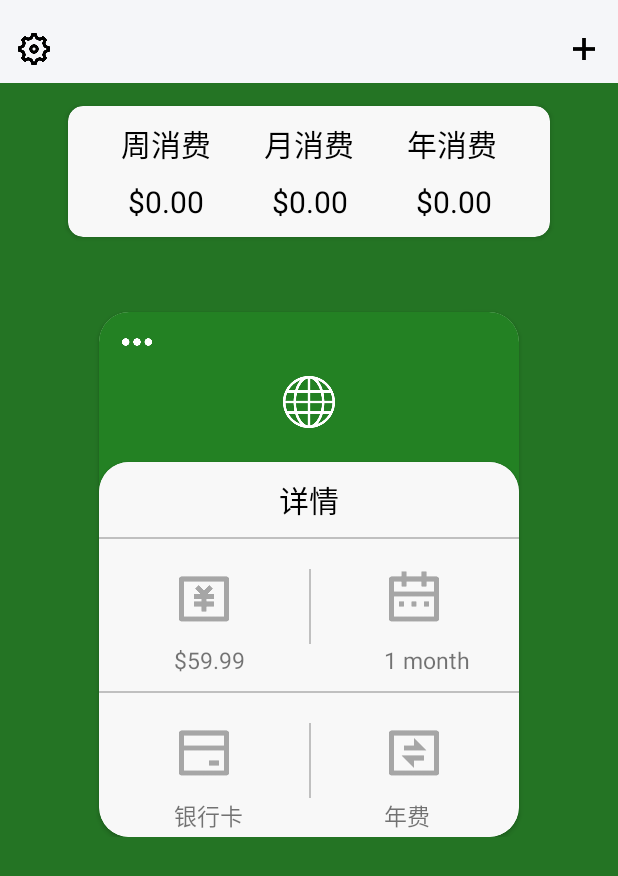
After one commit to chiperman/OneMemory, an Android app: the layout view_card.xml on its own in the app's theme, with its tools: preview values and no code run, on a phone screen of 412 x 824 dp. The commit adds this screen. Shown: the top 876 px of the screen. Run offline under Robolectric (Android 15) with nearby library versions, the phone set to English and light mode, and no system bars.

Commit message:
增加view_card布局

```diff
--- a/app/src/main/res/layout/add_subscribe.xml
+++ b/app/src/main/res/layout/add_subscribe.xml
@@ -16,11 +16,11 @@
         <ImageView
                 android:layout_width="25dp"
                 android:layout_height="25dp"
+                android:layout_marginLeft="10dp"
                 android:layout_marginTop="20dp"
                 android:layout_marginBottom="10dp"
-                android:layout_weight="1"
-                android:src="@drawable/back_s_arrow"
-                android:onClick="change_layout">
+                android:onClick="toMain"
+                android:src="@drawable/back_s_arrow">
 
         </ImageView>
 
@@ -40,9 +40,10 @@
                 android:layout_width="25dp"
                 android:layout_height="25dp"
                 android:layout_marginTop="20dp"
+                android:layout_marginRight="10dp"
                 android:layout_marginBottom="10dp"
-                android:layout_weight="1"
-                android:src="@drawable/add_plus">
+                android:onClick="toMain"
+                android:src="@drawable/add_black">
 
         </ImageView>
     </LinearLayout>
--- a/app/src/main/res/layout/settings.xml
+++ b/app/src/main/res/layout/settings.xml
@@ -4,16 +4,19 @@
         xmlns:tools="http://schemas.android.com/tools"
         android:layout_width="match_parent"
         android:layout_height="match_parent"
+        android:background="@color/backgroundWhite"
+        android:fitsSystemWindows="true"
         android:orientation="vertical"
-        android:background="@color/backgroundWhite"
         tools:context=".settings">
 
     <ImageView
-            android:layout_width="20dp"
-            android:layout_height="20dp"
-            android:layout_margin="20dp"
+            android:layout_width="25dp"
+            android:layout_height="25dp"
             android:layout_marginLeft="10dp"
-            android:src="@drawable/back_arrow">
+            android:layout_marginTop="20dp"
+            android:layout_marginBottom="10dp"
+            android:src="@drawable/back_s_arrow"
+            android:onClick="toMain">
 
     </ImageView>
 
@@ -32,45 +35,45 @@
             android:id="@+id/feedback"
             android:layout_width="match_parent"
             android:layout_height="wrap_content"
+            android:onClick="feedback"
             app:icon_reference="@drawable/feedback"
-            android:onClick="feedback"
             app:title_text="意见反馈" />
 
     <com.example.onememory.userUI
             android:layout_width="match_parent"
             android:layout_height="wrap_content"
+            android:onClick="encouragement"
             app:icon_reference="@drawable/star"
-            android:onClick="encouragement"
             app:title_text="好评鼓励" />
 
     <com.example.onememory.userUI
             android:id="@+id/recommend"
             android:layout_width="match_parent"
             android:layout_height="wrap_content"
+            android:onClick="Recommend"
             app:icon_reference="@drawable/share"
-            android:onClick="Recommend"
             app:title_text="推荐给好友" />
 
     <com.example.onememory.userUI
             android:id="@+id/aboutAuthor"
             android:layout_width="match_parent"
             android:layout_height="wrap_content"
+            android:onClick="AboutAuthor"
             app:icon_reference="@drawable/about_us"
-            android:onClick="AboutAuthor"
             app:title_text="关于作者" />
 
     <com.example.onememory.userUI
             android:layout_width="match_parent"
             android:layout_height="wrap_content"
+            android:onClick="Agreement"
             app:icon_reference="@drawable/privacy"
-            android:onClick="Agreement"
             app:title_text="隐私协议" />
 
     <com.example.onememory.userUI
             android:layout_width="match_parent"
             android:layout_height="wrap_content"
+            android:onClick="update"
             app:icon_reference="@drawable/refresh"
-            android:onClick="update"
             app:title_text="检查新版本" />
 
 </LinearLayout>
--- /dev/null
+++ b/app/src/main/res/layout/view_card.xml
@@ -0,0 +1,320 @@
+<?xml version="1.0" encoding="utf-8"?>
+<ScrollView xmlns:android="http://schemas.android.com/apk/res/android"
+        android:layout_width="match_parent"
+        android:layout_height="match_parent"
+        android:fillViewport="true">
+
+    <LinearLayout xmlns:android="http://schemas.android.com/apk/res/android"
+            xmlns:app="http://schemas.android.com/apk/res-auto"
+            xmlns:tools="http://schemas.android.com/tools"
+            android:layout_width="match_parent"
+            android:layout_height="match_parent"
+            android:background="#247424"
+            android:fitsSystemWindows="true"
+            android:orientation="vertical"
+            tools:context=".MainActivity">
+
+
+        <RelativeLayout
+                android:layout_width="match_parent"
+                android:layout_height="wrap_content"
+                android:background="@color/backgroundWhite"
+                android:orientation="horizontal">
+
+            <ImageView
+                    android:layout_width="25dp"
+                    android:layout_height="25dp"
+                    android:layout_marginLeft="10dp"
+                    android:layout_marginTop="20dp"
+                    android:layout_marginBottom="10dp"
+                    android:src="@drawable/settings3"
+                    android:onClick="toSettings" />
+
+            <ImageView
+                    android:layout_width="25dp"
+                    android:layout_height="25dp"
+                    android:layout_alignParentRight="true"
+                    android:layout_marginTop="20dp"
+                    android:layout_marginRight="10dp"
+                    android:layout_marginBottom="10dp"
+                    android:background="@drawable/add_black"
+                    android:onClick="toAdd" />
+        </RelativeLayout>
+
+        <LinearLayout
+                android:layout_width="match_parent"
+                android:layout_height="wrap_content"
+                android:orientation="vertical">
+
+            <androidx.cardview.widget.CardView
+                    android:layout_width="wrap_content"
+                    android:layout_height="wrap_content"
+                    android:layout_gravity="center"
+                    android:layout_marginTop="15dp"
+                    app:cardBackgroundColor="#f8f8f8"
+                    app:cardCornerRadius="10dp">
+
+                <androidx.constraintlayout.widget.ConstraintLayout
+                        android:layout_width="match_parent"
+                        android:layout_height="match_parent">
+
+                    <TextView
+                            android:id="@+id/zhouxiaofei"
+                            android:layout_width="wrap_content"
+                            android:layout_height="wrap_content"
+                            android:layout_marginLeft="35dp"
+                            android:layout_marginTop="10dp"
+                            android:text="周消费"
+                            android:textColor="#000000"
+                            android:textSize="20sp"
+                            app:layout_constraintStart_toStartOf="parent"
+                            app:layout_constraintTop_toTopOf="parent" />
+
+                    <TextView
+                            android:id="@+id/yuexiaofei"
+                            android:layout_width="wrap_content"
+                            android:layout_height="wrap_content"
+                            android:layout_marginLeft="35dp"
+                            android:layout_marginTop="10dp"
+                            android:text="月消费"
+                            android:textColor="#000000"
+                            android:textSize="20sp"
+                            app:layout_constraintStart_toEndOf="@id/zhouxiaofei"
+                            app:layout_constraintTop_toTopOf="parent" />
+
+                    <TextView
+                            android:id="@+id/nianxiaofei"
+                            android:layout_width="wrap_content"
+                            android:layout_height="wrap_content"
+                            android:layout_marginLeft="35dp"
+                            android:layout_marginTop="10dp"
+                            android:layout_marginRight="35dp"
+                            android:text="年消费"
+                            android:textColor="#000000"
+                            android:textSize="20sp"
+                            app:layout_constraintEnd_toEndOf="parent"
+                            app:layout_constraintStart_toEndOf="@id/yuexiaofei"
+                            app:layout_constraintTop_toTopOf="parent" />
+
+                    <TextView
+                            android:id="@+id/week_price"
+                            android:layout_width="wrap_content"
+                            android:layout_height="wrap_content"
+                            android:layout_marginLeft="40dp"
+                            android:layout_marginTop="10dp"
+                            android:layout_marginBottom="10dp"
+                            android:text="$0.00"
+                            android:textColor="#000000"
+                            android:textSize="20sp"
+                            app:layout_constraintBottom_toBottomOf="parent"
+                            app:layout_constraintStart_toStartOf="parent"
+                            app:layout_constraintTop_toBottomOf="@id/zhouxiaofei" />
+
+                    <TextView
+                            android:id="@+id/month_price"
+                            android:layout_width="wrap_content"
+                            android:layout_height="wrap_content"
+                            android:layout_marginLeft="45dp"
+                            android:layout_marginTop="10dp"
+                            android:layout_marginBottom="10dp"
+                            android:text="$0.00"
+                            android:textColor="#000000"
+                            android:textSize="20sp"
+                            app:layout_constraintBottom_toBottomOf="parent"
+                            app:layout_constraintStart_toEndOf="@id/week_price"
+                            app:layout_constraintTop_toBottomOf="@id/zhouxiaofei" />
+
+                    <TextView
+                            android:id="@+id/year_price"
+                            android:layout_width="wrap_content"
+                            android:layout_height="wrap_content"
+                            android:layout_marginLeft="45dp"
+                            android:layout_marginTop="10dp"
+                            android:layout_marginBottom="10dp"
+                            android:text="$0.00"
+                            android:textColor="#000000"
+                            android:textSize="20sp"
+                            app:layout_constraintBottom_toBottomOf="parent"
+                            app:layout_constraintStart_toEndOf="@id/month_price"
+                            app:layout_constraintTop_toBottomOf="@id/zhouxiaofei" />
+                </androidx.constraintlayout.widget.ConstraintLayout>
+            </androidx.cardview.widget.CardView>
+
+            <androidx.cardview.widget.CardView
+                    android:layout_width="wrap_content"
+                    android:layout_height="wrap_content"
+                    android:layout_gravity="center"
+                    android:layout_marginTop="50dp"
+                    app:cardCornerRadius="20dp">
+
+                <LinearLayout
+                        android:layout_width="match_parent"
+                        android:layout_height="wrap_content"
+                        android:background="#238123"
+                        android:orientation="vertical">
+
+                    <androidx.constraintlayout.widget.ConstraintLayout
+                            android:layout_width="wrap_content"
+                            android:layout_height="100dp">
+
+                        <ImageButton
+                                android:layout_width="20dp"
+                                android:layout_height="20dp"
+                                android:layout_marginLeft="15dp"
+                                android:layout_marginTop="10dp"
+                                android:background="@drawable/ellipsis"
+                                android:scaleType="fitXY"
+                                app:layout_constraintStart_toStartOf="parent"
+                                app:layout_constraintTop_toTopOf="parent" />
+
+                        <ImageView
+                                android:layout_width="40dp"
+                                android:layout_height="40dp"
+                                android:layout_marginLeft="120dp"
+                                android:layout_marginBottom="20dp"
+                                android:src="@drawable/world"
+                                app:layout_constraintBottom_toBottomOf="parent"
+                                app:layout_constraintStart_toStartOf="parent" />
+                    </androidx.constraintlayout.widget.ConstraintLayout>
+
+                    <androidx.cardview.widget.CardView
+                            android:layout_width="280dp"
+                            android:layout_height="250dp"
+                            app:cardCornerRadius="20dp">
+
+                        <androidx.constraintlayout.widget.ConstraintLayout
+                                android:layout_width="match_parent"
+                                android:layout_height="match_parent"
+                                android:background="#f8f8f8">
+
+                            <TextView
+                                    android:id="@+id/xiangqing"
+                                    android:layout_width="wrap_content"
+                                    android:layout_height="wrap_content"
+                                    android:layout_marginLeft="120dp"
+                                    android:layout_marginTop="10dp"
+                                    android:text="详情"
+                                    android:textColor="#000000"
+                                    android:textSize="20sp"
+                                    app:layout_constraintStart_toStartOf="parent"
+                                    app:layout_constraintTop_toTopOf="parent" />
+
+                            <View
+                                    android:id="@+id/line0"
+                                    android:layout_width="match_parent"
+                                    android:layout_height="1dp"
+                                    android:layout_marginTop="10dp"
+                                    android:background="#C0C0C0"
+                                    app:layout_constraintTop_toBottomOf="@id/xiangqing" />
+
+                            <ImageView
+                                    android:id="@+id/money"
+                                    android:layout_width="40dp"
+                                    android:layout_height="40dp"
+                                    android:layout_marginLeft="50dp"
+                                    android:layout_marginTop="20dp"
+                                    android:src="@drawable/money_grey"
+                                    app:layout_constraintStart_toStartOf="parent"
+                                    app:layout_constraintTop_toBottomOf="@+id/line0" />
+
+                            <TextView
+                                    android:id="@+id/text_money"
+                                    android:layout_width="wrap_content"
+                                    android:layout_height="wrap_content"
+                                    android:layout_marginTop="10dp"
+                                    android:text="$59.99"
+                                    android:textSize="15sp"
+                                    app:layout_constraintStart_toStartOf="@+id/money"
+                                    app:layout_constraintTop_toBottomOf="@+id/money" />
+
+                            <View
+                                    android:id="@+id/line2"
+                                    android:layout_width="1dp"
+                                    android:layout_height="50dp"
+                                    android:layout_marginLeft="50dp"
+                                    android:layout_marginTop="20dp"
+                                    android:background="#C0C0C0"
+                                    app:layout_constraintStart_toEndOf="@+id/money"
+                                    app:layout_constraintTop_toBottomOf="@+id/line0" />
+
+                            <ImageView
+                                    android:id="@+id/calendar"
+                                    android:layout_width="40dp"
+                                    android:layout_height="40dp"
+                                    android:layout_marginTop="20dp"
+                                    android:layout_marginRight="50dp"
+                                    android:src="@drawable/calendar"
+                                    app:layout_constraintEnd_toEndOf="parent"
+                                    app:layout_constraintTop_toBottomOf="@+id/line0" />
+
+                            <TextView
+                                    android:layout_width="wrap_content"
+                                    android:layout_height="wrap_content"
+                                    android:layout_marginTop="10dp"
+                                    android:layout_marginRight="40dp"
+                                    android:text="1 month"
+                                    android:textSize="15sp"
+                                    app:layout_constraintStart_toStartOf="@+id/calendar"
+                                    app:layout_constraintTop_toBottomOf="@+id/calendar" />
+
+                            <View
+                                    android:id="@+id/line1"
+                                    android:layout_width="match_parent"
+                                    android:layout_height="1dp"
+                                    android:layout_marginTop="10dp"
+                                    android:background="#C0C0C0"
+                                    app:layout_constraintTop_toBottomOf="@+id/text_money" />
+
+                            <ImageView
+                                    android:id="@+id/bankcard"
+                                    android:layout_width="40dp"
+                                    android:layout_height="40dp"
+                                    android:layout_marginTop="20dp"
+                                    android:src="@drawable/bank_card"
+                                    app:layout_constraintStart_toStartOf="@+id/money"
+                                    app:layout_constraintTop_toBottomOf="@+id/line1" />
+
+                            <TextView
+                                    android:layout_width="wrap_content"
+                                    android:layout_height="wrap_content"
+                                    android:layout_marginTop="10dp"
+                                    android:text="银行卡"
+                                    android:textSize="15sp"
+                                    app:layout_constraintStart_toStartOf="@+id/bankcard"
+                                    app:layout_constraintTop_toBottomOf="@+id/bankcard" />
+
+                            <View
+                                    android:id="@+id/line3"
+                                    android:layout_width="1dp"
+                                    android:layout_height="50dp"
+                                    android:layout_marginTop="20dp"
+                                    android:background="#C0C0C0"
+                                    app:layout_constraintStart_toStartOf="@+id/line2"
+                                    app:layout_constraintTop_toBottomOf="@+id/line1" />
+
+                            <ImageView
+                                    android:id="@+id/nianfei"
+                                    android:layout_width="40dp"
+                                    android:layout_height="40dp"
+                                    android:layout_marginTop="20dp"
+                                    android:layout_marginRight="50dp"
+                                    android:src="@drawable/cycle"
+                                    app:layout_constraintStart_toStartOf="@+id/calendar"
+                                    app:layout_constraintTop_toBottomOf="@+id/line1" />
+
+                            <TextView
+                                    android:layout_width="wrap_content"
+                                    android:layout_height="wrap_content"
+                                    android:layout_marginTop="10dp"
+                                    android:layout_marginRight="50dp"
+                                    android:text="年费"
+                                    android:textSize="15sp"
+                                    app:layout_constraintStart_toStartOf="@+id/nianfei"
+                                    app:layout_constraintTop_toBottomOf="@+id/nianfei" />
+                        </androidx.constraintlayout.widget.ConstraintLayout>
+                    </androidx.cardview.widget.CardView>
+                </LinearLayout>
+            </androidx.cardview.widget.CardView>
+        </LinearLayout>
+    </LinearLayout>
+</ScrollView>
```
